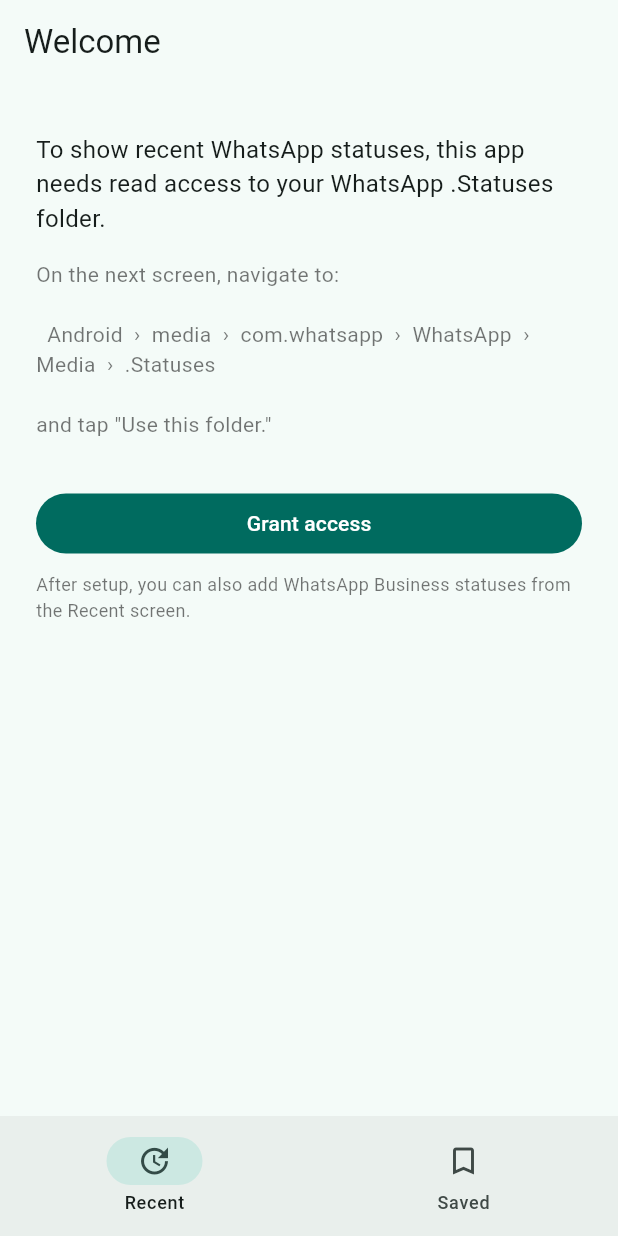
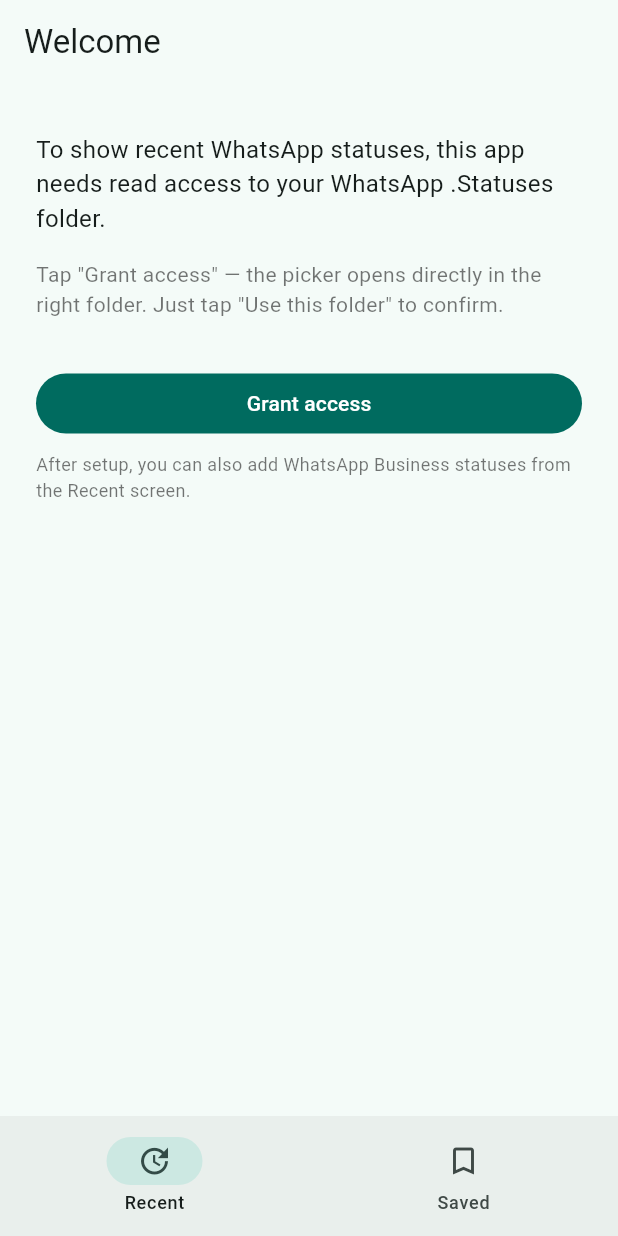
Before and after one commit to paywhiz/status-saver, a Flutter app: the screen it shows after launch, on a phone screen of 412 x 824 dp. Run offline on Flutter 3.47's test engine with Material 3 defaults, Android fonts, the phone set to English and light mode, and no system bars; our stand-ins replace file_picker, permission_handler, share_plus, shared_preferences, video_player; missing offline and left inert: image_gallery_saver_plus, receive_sharing_intent, saf_util.

Commit message:
docs(onboarding): simplify folder-picker instructions
The picker now opens directly inside the .Statuses folder, so the
breadcrumb walkthrough is no longer needed.

```diff
--- a/lib/features/onboarding/onboarding_page.dart
+++ b/lib/features/onboarding/onboarding_page.dart
@@ -32,9 +32,8 @@ class _OnboardingPageState extends State<OnboardingPage> {
             ),
             const SizedBox(height: 16),
             const Text(
-              'On the next screen, navigate to:\n\n'
-              '  Android  ›  media  ›  com.whatsapp  ›  WhatsApp  ›  Media  ›  .Statuses\n\n'
-              'and tap "Use this folder."',
+              'Tap "Grant access" — the picker opens directly in the right '
+              'folder. Just tap "Use this folder" to confirm.',
               style: TextStyle(color: Colors.black54),
             ),
             const SizedBox(height: 32),
```
